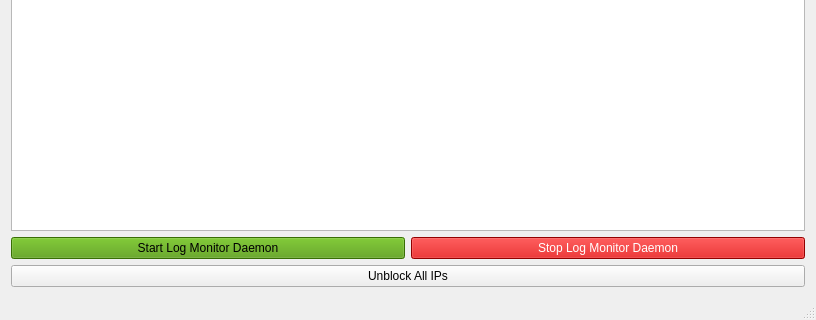
Qt form passwd-guess-monitor/mainwindow.ui (spenserlee/passwd-guess-monitor) before a commit; both pictures show x 0 to 816 and y 233 to 553 of the 816 by 553 pixel window.
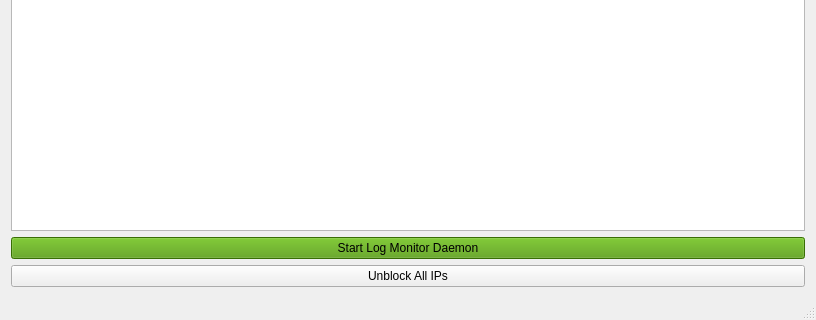
The same form after that commit.

Commit message: gui now attaches to daemon + lots of other fixes

Diff of the .ui file:
```diff
--- a/passwd-guess-monitor/mainwindow.ui
+++ b/passwd-guess-monitor/mainwindow.ui
@@ -165,8 +165,15 @@
       </column>
      </widget>
     </item>
-    <item row="3" column="0">
-     <widget class="QPushButton" name="startBtn">
+    <item row="4" column="0" colspan="2">
+     <widget class="QPushButton" name="unblockBtn">
+      <property name="text">
+       <string>Unblock All IPs</string>
+      </property>
+     </widget>
+    </item>
+    <item row="3" column="0" colspan="2">
+     <widget class="QPushButton" name="startStopBtn">
       <property name="autoFillBackground">
        <bool>false</bool>
       </property>
@@ -178,23 +185,6 @@
       </property>
      </widget>
     </item>
-    <item row="3" column="1">
-     <widget class="QPushButton" name="stopBtn">
-      <property name="styleSheet">
-       <string notr="true">QPushButton { background-color: rgb(204, 0, 0); color: white;}</string>
-      </property>
-      <property name="text">
-       <string>Stop Log Monitor Daemon</string>
-      </property>
-     </widget>
-    </item>
-    <item row="4" column="0" colspan="2">
-     <widget class="QPushButton" name="unblockBtn">
-      <property name="text">
-       <string>Unblock All IPs</string>
-      </property>
-     </widget>
-    </item>
    </layout>
   </widget>
   <widget class="QMenuBar" name="menuBar">
```
Left out of the diff: 5 changed lines with no effect on the pictures. The commit also changes 6 other files.
